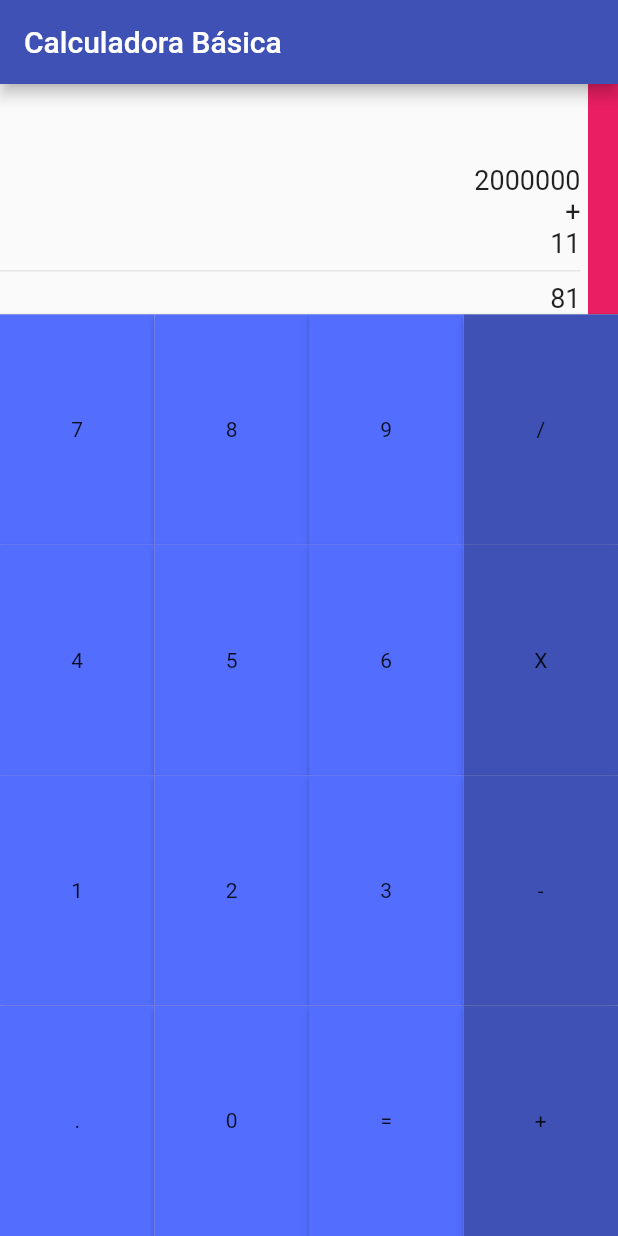
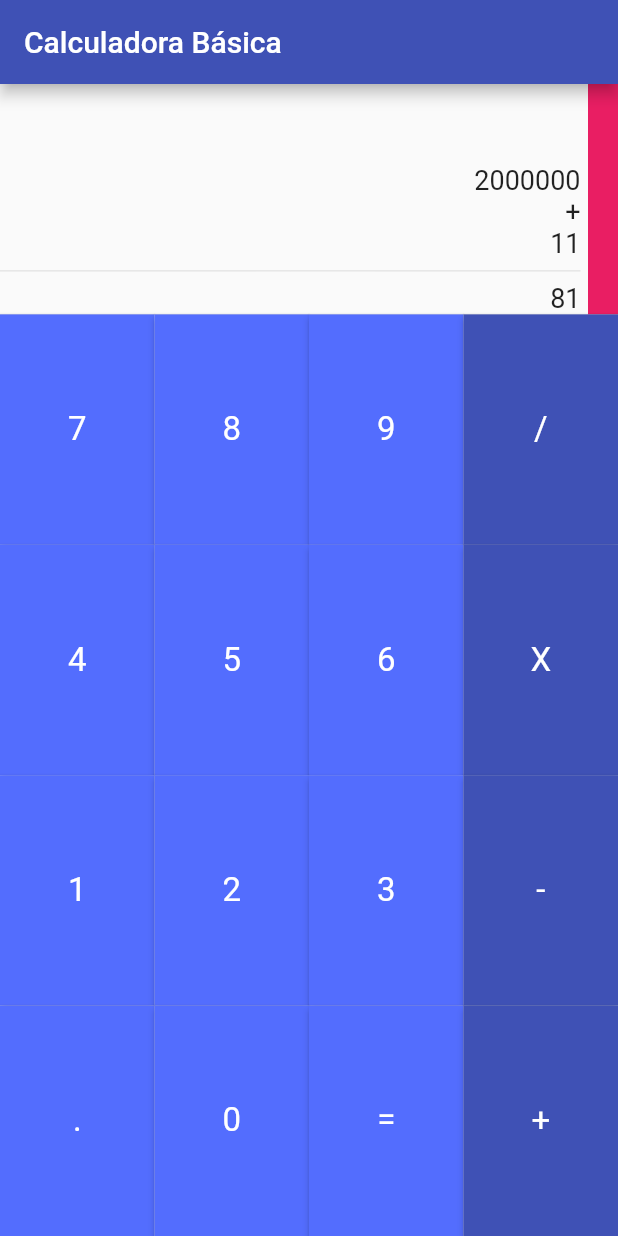
Before and after one commit to Dustec/curso_flutter, a Flutter app: the screen it shows after launch, on a phone screen of 412 x 824 dp. Run offline on Flutter 3.47's test engine with Material 2 defaults, Android fonts, the light colour scheme and no system bars.

Commit message:
Update calculator_stateful_page.dart

```diff
--- a/ej_calculadora/lib/pages/calculator_stateful_page.dart
+++ b/ej_calculadora/lib/pages/calculator_stateful_page.dart
@@ -149,7 +149,14 @@ class _SquareButton extends StatelessWidget {
       child: RawMaterialButton(
         onPressed: () {},
         fillColor: color,
-        child: Center(child: Text(value)),
+        textStyle: const TextStyle(
+          color: Colors.white,
+          fontSize: 22,
+        ),
+        child: Center(
+            child: Text(
+          value,
+        )),
       ),
     );
   }
```
